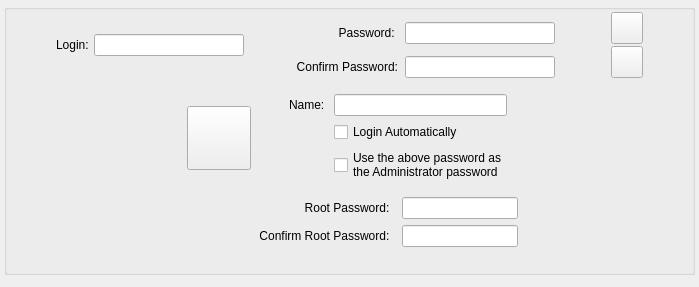
The window that ui/widgets/userwidget.ui (Inkane/Tribe) describes before a commit, drawn with Qt 5.
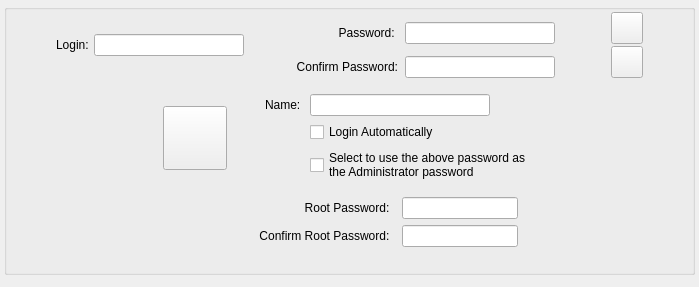
The same window after the commit.

Commit message: correcting text one more time

```diff
--- a/ui/widgets/userwidget.ui
+++ b/ui/widgets/userwidget.ui
@@ -340,7 +340,7 @@
          <item row="3" column="5" colspan="2">
           <widget class="QCheckBox" name="rootUsesUserPwCheckBox">
            <property name="text">
-            <string>Use the above password as 
+            <string>Select to use the above password as 
 the Administrator password</string>
            </property>
           </widget>
```
